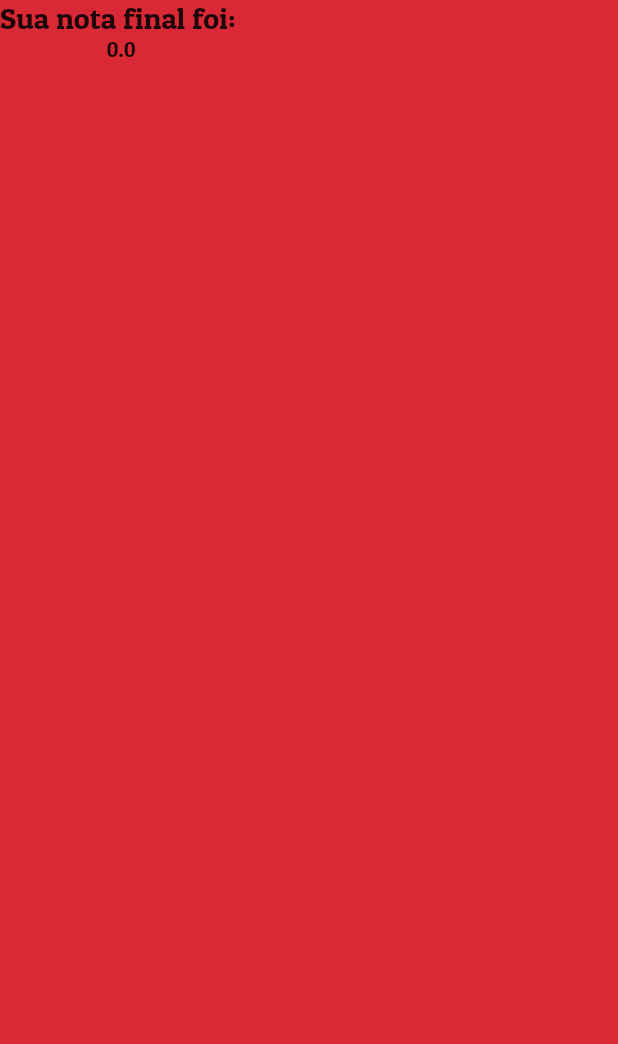
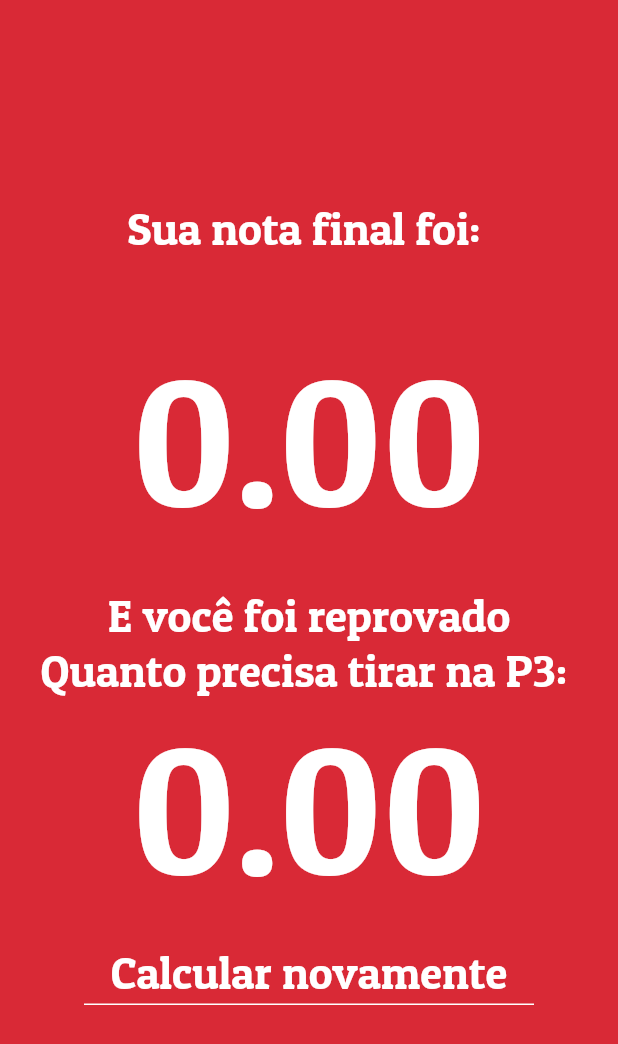
Before and after one commit to barreto0/Calculadora_de_Notas_IESB, a Flutter app: the ReprovadoScreen screen opened directly with empty values, on a phone screen of 412 x 824 dp. Shown: the top 1044 px of the screen. Run offline on Flutter 3.47's test engine with Material 2 defaults, Android fonts, the phone set to English and light mode, and no system bars.

Commit message:
calculo de p3 incluido

```diff
--- a/caculadora_de_notas_iesb_v2/lib/screens/aprovado_screen.dart
+++ b/caculadora_de_notas_iesb_v2/lib/screens/aprovado_screen.dart
@@ -27,7 +27,7 @@ class AprovadoScreen extends StatelessWidget {
               height: 50.0,
             ),
             Text(
-              resultado.toString(),
+              resultado.toStringAsPrecision(3),
               style: TextStyle(
                 fontSize: 150.0,
                 color: Colors.white,
--- a/caculadora_de_notas_iesb_v2/lib/screens/reprovado_screen.dart
+++ b/caculadora_de_notas_iesb_v2/lib/screens/reprovado_screen.dart
@@ -1,19 +1,58 @@
 import 'package:flutter/material.dart';
+import 'package:caculadora_de_notas_iesb_v2/widgets/flat_button_custom.dart';
 
 class ReprovadoScreen extends StatelessWidget {
   final double resultado;
-  ReprovadoScreen({@required this.resultado});
+  final double p3;
+  ReprovadoScreen({@required this.resultado, this.p3});
   @override
   Widget build(BuildContext context) {
     return Scaffold(
-      body: Column(
-        children: <Widget>[
-          Text(
-            'Sua nota final foi: ',
-            style: TextStyle(fontSize: 20.0),
-          ),
-          Text(resultado.toString()),
-        ],
+      body: Center(
+        child: Column(
+          mainAxisAlignment: MainAxisAlignment.center,
+          crossAxisAlignment: CrossAxisAlignment.center,
+          children: <Widget>[
+            Text(
+              'Sua nota final foi: ',
+              style: TextStyle(fontSize: 30.0, color: Colors.white),
+            ),
+            SizedBox(
+              height: 50.0,
+            ),
+            Text(
+              resultado.toStringAsPrecision(3),
+              style: TextStyle(
+                fontSize: 120.0,
+                color: Colors.white,
+              ),
+            ),
+            SizedBox(
+              height: 25.0,
+            ),
+            Text(
+              'E você foi reprovado',
+              style: TextStyle(fontSize: 30.0, color: Colors.white),
+            ),
+            Text(
+              'Quanto precisa tirar na P3: ',
+              style: TextStyle(fontSize: 30.0, color: Colors.white),
+            ),
+            Text(
+              p3.toStringAsPrecision(3),
+              style: TextStyle(
+                fontSize: 120.0,
+                color: Colors.white,
+              ),
+            ),
+            FlatButtonCustom(
+              legenda: 'Calcular novamente',
+              apertado: () {
+                Navigator.pop(context);
+              },
+            ),
+          ],
+        ),
       ),
     );
   }
```
Also changed, not shown: caculadora_de_notas_iesb_v2/lib/screens/input_screen.dart (+7 -0 lines), caculadora_de_notas_iesb_v2/lib/utilitarios/calculadora.dart (+10 -0 lines).
